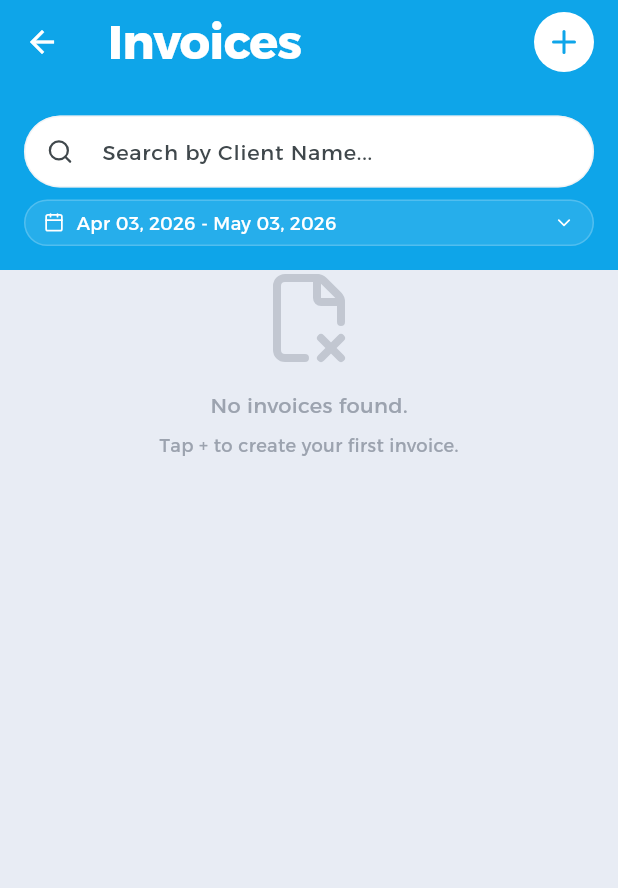
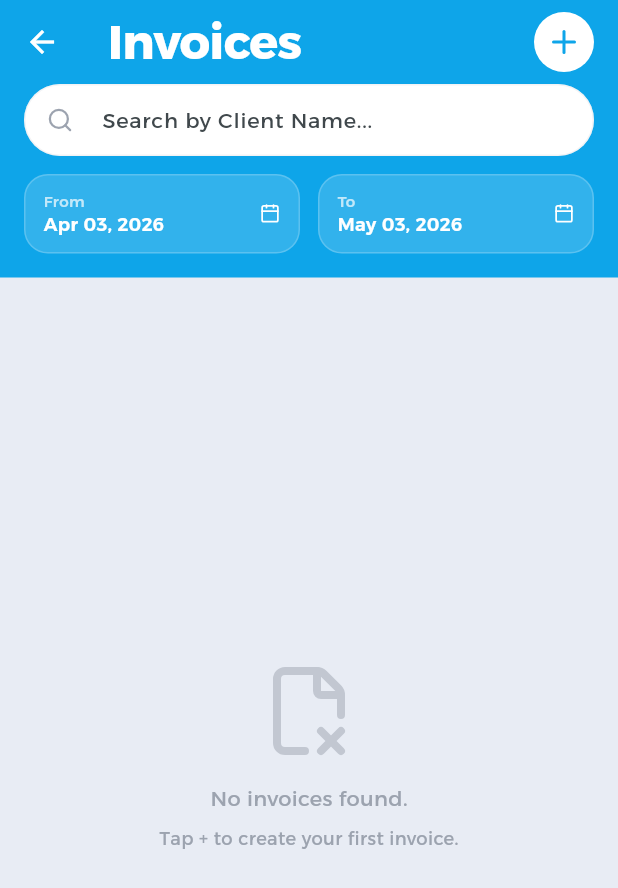
Before and after one commit to ams770/daftar, a Flutter app: the InvoicesPage screen opened directly, on a phone screen of 412 x 824 dp. Shown: the top 888 px of the screen. Run offline on Flutter 3.47's test engine with Material 3 defaults, Android fonts, the phone set to English and light mode, and no system bars; our stand-ins replace easy_localization, equatable, file_picker, flutter_bloc, gap, get_it and 8 more; missing offline and left inert: excel, mobile_scanner; accounts and stored records are empty.

Commit message:
refactor: restructure invoices page UI with improved layout, error handling, and scroll behavior

```diff
--- a/lib/features/invoices/presentation/pages/invoices_page.dart
+++ b/lib/features/invoices/presentation/pages/invoices_page.dart
@@ -1,8 +1,8 @@
 import 'package:flutter/material.dart';
 import 'package:flutter_bloc/flutter_bloc.dart';
 import 'package:lucide_icons_flutter/lucide_icons.dart';
+import 'package:gap/gap.dart';
 import 'package:intl/intl.dart';
-import 'package:gap/gap.dart';
 import 'package:products_printer/core/constants/app_strings.dart';
 import 'package:products_printer/core/theme/app_colors.dart';
 import 'package:products_printer/core/theme/app_spacing.dart';
@@ -21,20 +21,13 @@ class InvoicesPage extends StatefulWidget {
 }
 
 class _InvoicesPageState extends State<InvoicesPage> {
+  final TextEditingController _searchController = TextEditingController();
   final ScrollController _scrollController = ScrollController();
-  final TextEditingController _searchController = TextEditingController();
 
   @override
   void initState() {
     super.initState();
     _scrollController.addListener(_onScroll);
-  }
-
-  @override
-  void dispose() {
-    _scrollController.dispose();
-    _searchController.dispose();
-    super.dispose();
   }
 
   void _onScroll() {
@@ -44,15 +37,18 @@ class _InvoicesPageState extends State<InvoicesPage> {
     }
   }
 
+  @override
+  void dispose() {
+    _searchController.dispose();
+    _scrollController.dispose();
+    super.dispose();
+  }
+
   void _navigateToNewInvoice(BuildContext context) {
     Navigator.push(
       context,
       MaterialPageRoute(builder: (_) => const NewInvoicePage()),
-    ).then((_) {
-      if (context.mounted) {
-        context.read<InvoiceCubit>().loadInvoices(refresh: true);
-      }
-    });
+    );
   }
 
   @override
@@ -61,11 +57,8 @@ class _InvoicesPageState extends State<InvoicesPage> {
       body: CustomScrollView(
         controller: _scrollController,
         slivers: [
-          BlocBuilder<InvoiceCubit, InvoiceState>(
-            builder: (context, state) {
-              return SliverAppBar(
+          SliverAppBar(
             pinned: true,
-                expandedHeight: 180,
             backgroundColor: AppColors.secondary,
             title: Text(AppStrings.invoices),
             actions: [
@@ -80,18 +73,19 @@ class _InvoicesPageState extends State<InvoicesPage> {
               ),
               const Gap(AppSpacing.md),
             ],
-
-                bottom: PreferredSize(
-                  preferredSize: const Size.fromHeight(80),
+          ),
+          SliverToBoxAdapter(
             child: Container(
+              color: AppColors.secondary,
               padding: const EdgeInsets.fromLTRB(
                 AppSpacing.lg,
                 0,
                 AppSpacing.lg,
                 AppSpacing.lg,
               ),
-                    child: Column(
-                      mainAxisSize: MainAxisSize.min,
+              child: BlocBuilder<InvoiceCubit, InvoiceState>(
+                builder: (context, state) {
+                  return Column(
                     children: [
                       TextField(
                         controller: _searchController,
@@ -106,11 +100,12 @@ class _InvoicesPageState extends State<InvoicesPage> {
                           isDense: true,
                           contentPadding: const EdgeInsets.symmetric(
                             horizontal: AppSpacing.md,
-                              vertical: 8,
+                            vertical: 12,
                           ),
                           prefixIcon: const Icon(
                             LucideIcons.search,
                             size: 18,
+                            color: AppColors.grey,
                           ),
                           border: OutlineInputBorder(
                             borderRadius: BorderRadius.circular(
@@ -133,14 +128,13 @@ class _InvoicesPageState extends State<InvoicesPage> {
                         onChanged: (v) =>
                             context.read<InvoiceCubit>().setSearchQuery(v),
                       ),
-                        const Gap(AppSpacing.sm),
+                      const Gap(AppSpacing.md),
                       _buildDateFilter(context, state),
                     ],
+                  );
+                },
               ),
             ),
-                ),
-              );
-            },
           ),
           BlocBuilder<InvoiceCubit, InvoiceState>(
             builder: (context, state) {
@@ -157,9 +151,16 @@ class _InvoicesPageState extends State<InvoicesPage> {
                     child: Column(
                       mainAxisAlignment: MainAxisAlignment.center,
                       children: [
+                        const Icon(
+                          LucideIcons.circleAlert,
+                          color: AppColors.danger,
+                          size: 48,
+                        ),
+                        const Gap(AppSpacing.md),
                         Text(
                           state.message,
-                          style: const TextStyle(color: AppColors.danger),
+                          textAlign: TextAlign.center,
+                          style: AppTypography.bodyMd,
                         ),
                         const Gap(AppSpacing.md),
                         ElevatedButton(
@@ -173,21 +174,23 @@ class _InvoicesPageState extends State<InvoicesPage> {
                   ),
                 );
               }
+
               if (state is InvoiceLoaded) {
                 if (state.invoices.isEmpty) {
-                  return const SliverToBoxAdapter(child: InvoiceEmptyState());
+                  return const SliverFillRemaining(
+                    child: InvoiceEmptyState(),
+                  );
                 }
+
                 return SliverPadding(
-                  padding: const EdgeInsets.all(AppSpacing.lg),
+                  padding: const EdgeInsets.all(AppSpacing.md),
                   sliver: SliverList(
                     delegate: SliverChildBuilderDelegate(
                       (context, index) {
-                        if (index == state.invoices.length) {
-                          return const Center(
-                            child: Padding(
+                        if (index >= state.invoices.length) {
+                          return const Padding(
                             padding: EdgeInsets.all(AppSpacing.md),
-                              child: CircularProgressIndicator(),
-                            ),
+                            child: Center(child: CircularProgressIndicator()),
                           );
                         }
                         return InvoiceCard(invoice: state.invoices[index]);
@@ -198,7 +201,7 @@ class _InvoicesPageState extends State<InvoicesPage> {
                   ),
                 );
               }
-              return const SliverToBoxAdapter(child: InvoiceEmptyState());
+              return const SliverToBoxAdapter(child: SizedBox());
             },
           ),
         ],
@@ -207,48 +210,102 @@ class _InvoicesPageState extends State<InvoicesPage> {
   }
 
   Widget _buildDateFilter(BuildContext context, InvoiceState state) {
+    return Row(
+      children: [
+        Expanded(
+          child: _DateSelector(
+            label: 'From',
+            date: state.startDate,
+            onTap: () async {
+              final date = await showDatePicker(
+                context: context,
+                initialDate: state.startDate,
+                firstDate: DateTime(2020),
+                lastDate: state.endDate,
+              );
+              if (date != null && context.mounted) {
+                context.read<InvoiceCubit>().setDateRange(date, state.endDate);
+              }
+            },
+          ),
+        ),
+        const Gap(AppSpacing.md),
+        Expanded(
+          child: _DateSelector(
+            label: 'To',
+            date: state.endDate,
+            onTap: () async {
+              final date = await showDatePicker(
+                context: context,
+                initialDate: state.endDate,
+                firstDate: state.startDate,
+                lastDate: DateTime.now().add(const Duration(days: 365)),
+              );
+              if (date != null && context.mounted) {
+                context.read<InvoiceCubit>().setDateRange(state.startDate, date);
+              }
+            },
+          ),
+        ),
+      ],
+    );
+  }
+}
+
+class _DateSelector extends StatelessWidget {
+  final String label;
+  final DateTime date;
+  final VoidCallback onTap;
+
+  const _DateSelector({
+    required this.label,
+    required this.date,
+    required this.onTap,
+  });
+
+  @override
+  Widget build(BuildContext context) {
     final dateFormat = DateFormat('MMM dd, yyyy');
     return InkWell(
-      onTap: () async {
-        final range = await showDateRangePicker(
-          context: context,
-          initialDateRange: DateTimeRange(
-            start: state.startDate,
-            end: state.endDate,
-          ),
-          firstDate: DateTime(2020),
-          lastDate: DateTime.now().add(const Duration(days: 1)),
-        );
-        if (range != null && context.mounted) {
-          context.read<InvoiceCubit>().setDateRange(range.start, range.end);
-        }
-      },
+      onTap: onTap,
+      borderRadius: BorderRadius.circular(AppSpacing.radiusMd),
       child: Container(
-        width: double.infinity,
         padding: const EdgeInsets.symmetric(
           horizontal: AppSpacing.md,
-          vertical: 6,
+          vertical: 10,
         ),
         decoration: BoxDecoration(
-          color: AppColors.white.withValues(alpha: 0.1),
+          color: AppColors.white.withValues(alpha: 0.15),
           borderRadius: BorderRadius.circular(AppSpacing.radiusMd),
           border: Border.all(color: AppColors.white.withValues(alpha: 0.2)),
         ),
         child: Row(
+          children: [
+            Column(
+              crossAxisAlignment: CrossAxisAlignment.start,
               mainAxisSize: MainAxisSize.min,
               children: [
-            const Icon(LucideIcons.calendar, size: 14, color: AppColors.white),
-            const Gap(AppSpacing.sm),
                 Text(
-              '${dateFormat.format(state.startDate)} - ${dateFormat.format(state.endDate)}',
+                  label,
+                  style: AppTypography.bodySm.copyWith(
+                    color: AppColors.white.withValues(alpha: 0.7),
+                    fontSize: 10,
+                    fontWeight: FontWeight.w500,
+                  ),
+                ),
+                Text(
+                  dateFormat.format(date),
                   style: AppTypography.bodySm.copyWith(
                     color: AppColors.white,
+                    fontWeight: FontWeight.w600,
                     fontSize: 12,
                   ),
                 ),
-            Spacer(),
+              ],
+            ),
+            const Spacer(),
             const Icon(
-              LucideIcons.chevronDown,
+              LucideIcons.calendar,
               size: 14,
               color: AppColors.white,
             ),
```
Lines whose indentation alone changed are shown as unchanged.
